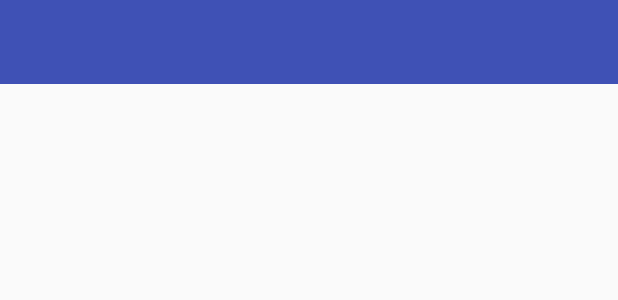
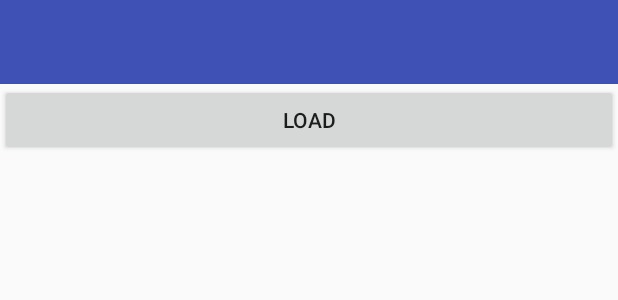
Before and after one commit to MonchenkoID/QuotationApp, an Android app: the layout activity_main.xml on its own in the app's theme, with its tools: preview values and no code run, on a phone screen of 412 x 824 dp. Shown: the top 300 px of the screen. Run offline under Robolectric (Android 15) with nearby library versions, the phone set to English and light mode, and no system bars.

Commit message:
Added xml-parser & load service

```diff
--- a/app/build.gradle
+++ b/app/build.gradle
@@ -31,4 +31,10 @@ dependencies {
     androidTestImplementation 'com.android.support.test.espresso:espresso-core:3.0.2'
     implementation 'com.android.support.constraint:constraint-layout:1.1.0-beta5'
     implementation 'com.android.support:recyclerview-v7:27.0.2'
+
+    implementation "com.squareup.retrofit2:retrofit:2.4.0"
+    implementation "com.squareup.retrofit2:adapter-rxjava2:2.4.0"
+    implementation "com.squareup.retrofit2:converter-gson:2.3.0"
+    implementation "com.squareup.retrofit2:converter-simplexml:2.3.0"
+    implementation "io.reactivex.rxjava2:rxandroid:2.0.2"
 }
--- a/app/src/main/AndroidManifest.xml
+++ b/app/src/main/AndroidManifest.xml
@@ -2,6 +2,8 @@
     xmlns:android="http://schemas.android.com/apk/res/android"
     xmlns:tools="http://schemas.android.com/tools"
     package="com.github.monchenkoid.quotationapp">
+
+    <uses-permission android:name="android.permission.INTERNET" />
 
     <application
         android:allowBackup="true"
--- a/app/src/main/res/layout/activity_main.xml
+++ b/app/src/main/res/layout/activity_main.xml
@@ -11,6 +11,7 @@
       android:id="@+id/recyclerView"
       android:layout_width="0dp"
       android:layout_height="0dp"
+      android:visibility="gone"
       app:layout_constraintBottom_toBottomOf="parent"
       app:layout_constraintEnd_toEndOf="parent"
       app:layout_constraintStart_toStartOf="parent"
@@ -26,5 +27,21 @@
       app:layout_constraintStart_toStartOf="parent"
       app:layout_constraintTop_toTopOf="parent">
   </android.support.v7.widget.Toolbar>
+  <Button
+      android:id="@+id/btn_load"
+      app:layout_constraintStart_toEndOf="@+id/toolbar"
+      app:layout_constraintTop_toBottomOf="@+id/toolbar"
+      android:layout_width="match_parent"
+      android:layout_height="wrap_content"
+      android:text="Load" />
+
+  <TextView
+      app:layout_constraintStart_toEndOf="@+id/btn_load"
+      app:layout_constraintTop_toBottomOf="@+id/btn_load"
+      android:id="@+id/txt_load_result"
+      android:layout_width="match_parent"
+      android:layout_height="wrap_content"
+      android:textAlignment="center"
+      android:textSize="24sp" />
 
 </android.support.constraint.ConstraintLayout>
```
Also changed, not shown: app/src/main/java/com/github/monchenkoid/quotationapp/CurrencyApiService.kt (added, +31 -0 lines), app/src/main/java/com/github/monchenkoid/quotationapp/CurrencyModel.java (added, +29 -0 lines), app/src/main/java/com/github/monchenkoid/quotationapp/DailyExRatesModel.java (added, +20 -0 lines), app/src/main/java/com/github/monchenkoid/quotationapp/MainActivity.kt (+29 -0 lines).
